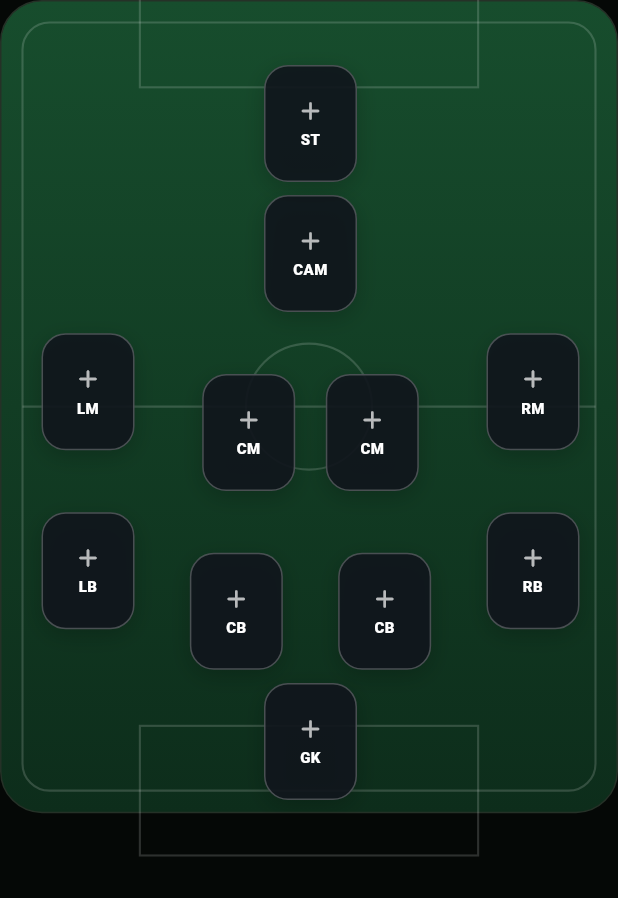
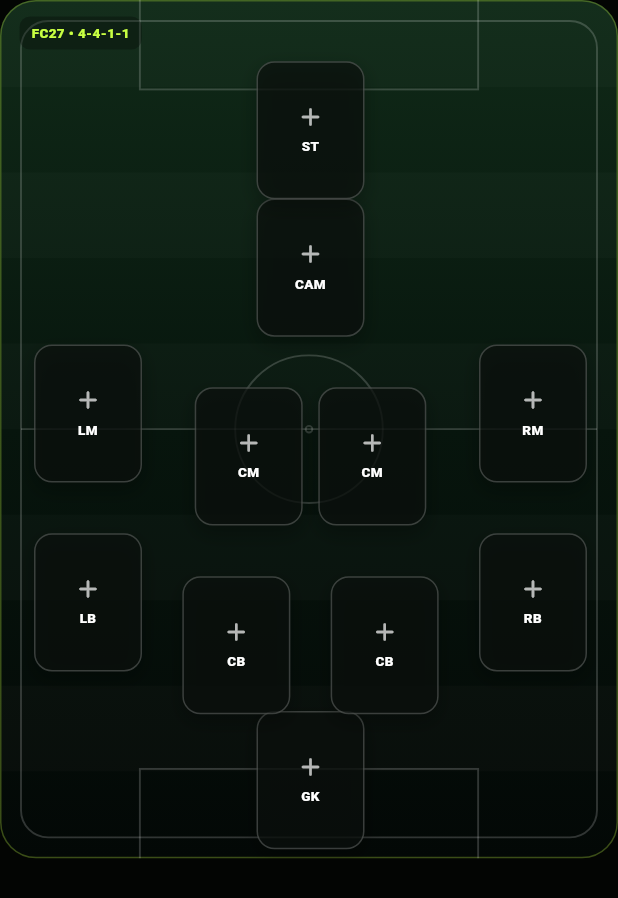
Before and after one commit to sahandse/FCbaz, a Flutter app: the _Pitch widget shown alone on an empty page, opened directly with sample values from the repository, on a phone screen of 412 x 824 dp. Shown: the top 898 px of the screen. Run offline on Flutter 3.47's test engine with Material 3 defaults, Android fonts, the phone set to English and light mode, and no system bars; our stand-ins replace flutter_local_notifications, flutter_timezone, shared_preferences, timezone; missing offline and left inert: workmanager; accounts and stored records are empty; network calls fail; statements that could not run were skipped.

Commit message:
fix(ui): finish squad pitch and FC27 polish

```diff
--- a/lib/features/squad/squad_screen.dart
+++ b/lib/features/squad/squad_screen.dart
@@ -1060,29 +1060,51 @@ class _Pitch extends StatelessWidget {
 
   @override
   Widget build(BuildContext context) {
+    final primary = Theme.of(context).colorScheme.primary;
     return AspectRatio(
-      aspectRatio: .76,
+      aspectRatio: .72,
       child: LayoutBuilder(
         builder: (context, constraints) {
+          final slotWidth = (constraints.maxWidth * .175).clamp(56.0, 72.0);
+          final slotHeight = slotWidth * 1.28;
           return Container(
+            clipBehavior: Clip.antiAlias,
             decoration: BoxDecoration(
-              borderRadius: BorderRadius.circular(28),
-              border: Border.all(color: Theme.of(context).colorScheme.outline),
+              borderRadius: BorderRadius.circular(24),
+              border: Border.all(color: primary.withValues(alpha: .28)),
               gradient: const LinearGradient(
                 begin: Alignment.topCenter,
                 end: Alignment.bottomCenter,
-                colors: [Color(0xFF174D2D), Color(0xFF0D2D1B)],
+                colors: [Color(0xFF102A18), Color(0xFF07150D), Color(0xFF030806)],
               ),
             ),
             child: Stack(
               children: [
                 const Positioned.fill(child: _PitchLines()),
+                Positioned(
+                  top: 10,
+                  left: 12,
+                  child: Container(
+                    padding: const EdgeInsets.symmetric(horizontal: 8, vertical: 4),
+                    decoration: BoxDecoration(
+                      color: Colors.black.withValues(alpha: .28),
+                      borderRadius: BorderRadius.circular(7),
+                    ),
+                    child: Text(
+                      'FC27 • ${formation.name}',
+                      textDirection: TextDirection.ltr,
+                      style: TextStyle(color: primary, fontSize: 9, fontWeight: FontWeight.w900),
+                    ),
+                  ),
+                ),
                 for (final slot in formation.slots)
                   Positioned(
-                    left: constraints.maxWidth * slot.x - 31,
-                    top: constraints.maxHeight * slot.y - 39,
-                    width: 62,
-                    height: 78,
+                    left: (constraints.maxWidth * slot.x - slotWidth / 2)
+                        .clamp(5.0, constraints.maxWidth - slotWidth - 5),
+                    top: (constraints.maxHeight * slot.y - slotHeight / 2)
+                        .clamp(24.0, constraints.maxHeight - slotHeight - 7),
+                    width: slotWidth,
+                    height: slotHeight,
                     child: _SlotCard(
                       slot: slot,
                       player: playersBySlot[slot.id],
@@ -1110,42 +1132,31 @@ class _Pitch extends StatelessWidget {
 
 class _PitchLines extends StatelessWidget {
   const _PitchLines();
-
   @override
-  Widget build(BuildContext context) {
-    return CustomPaint(painter: _PitchPainter());
-  }
+  Widget build(BuildContext context) => CustomPaint(painter: _PitchPainter());
 }
 
 class _PitchPainter extends CustomPainter {
   @override
   void paint(Canvas canvas, Size size) {
+    final stripe = Paint()..color = Colors.white.withValues(alpha: .018);
+    final stripeHeight = size.height / 10;
+    for (var i = 0; i < 10; i += 2) {
+      canvas.drawRect(Rect.fromLTWH(0, i * stripeHeight, size.width, stripeHeight), stripe);
+    }
     final paint = Paint()
-      ..color = Colors.white.withValues(alpha: .16)
+      ..color = Colors.white.withValues(alpha: .18)
       ..style = PaintingStyle.stroke
-      ..strokeWidth = 1.4;
-
-    final rect = Rect.fromLTWH(14, 14, size.width - 28, size.height - 28);
+      ..strokeWidth = 1.25;
+    final rect = Rect.fromLTWH(13, 13, size.width - 26, size.height - 26);
     canvas.drawRRect(RRect.fromRectAndRadius(rect, const Radius.circular(18)), paint);
-    canvas.drawLine(
-      Offset(14, size.height / 2),
-      Offset(size.width - 14, size.height / 2),
-      paint,
-    );
-    canvas.drawCircle(Offset(size.width / 2, size.height / 2), 42, paint);
-
-    final topBox = Rect.fromCenter(
-      center: Offset(size.width / 2, 14),
-      width: size.width * .55,
-      height: size.height * .16,
-    );
-    final bottomBox = Rect.fromCenter(
-      center: Offset(size.width / 2, size.height - 14),
-      width: size.width * .55,
-      height: size.height * .16,
-    );
-    canvas.drawRect(topBox, paint);
-    canvas.drawRect(bottomBox, paint);
+    canvas.drawLine(Offset(13, size.height / 2), Offset(size.width - 13, size.height / 2), paint);
+    canvas.drawCircle(Offset(size.width / 2, size.height / 2), size.width * .12, paint);
+    canvas.drawCircle(Offset(size.width / 2, size.height / 2), 2.2, paint);
+    final boxW = size.width * .55;
+    final boxH = size.height * .16;
+    canvas.drawRect(Rect.fromCenter(center: Offset(size.width / 2, 13), width: boxW, height: boxH), paint);
+    canvas.drawRect(Rect.fromCenter(center: Offset(size.width / 2, size.height - 13), width: boxW, height: boxH), paint);
   }
 
   @override
@@ -1172,91 +1183,74 @@ class _SlotCard extends StatelessWidget {
   @override
   Widget build(BuildContext context) {
     final primary = Theme.of(context).colorScheme.primary;
-
+    final filled = player != null;
     return Material(
       color: Colors.transparent,
       child: InkWell(
         onTap: onTap,
-        onLongPress: player == null ? null : onRemove,
-        borderRadius: BorderRadius.circular(16),
+        onLongPress: filled ? onRemove : null,
+        borderRadius: BorderRadius.circular(12),
         child: Container(
-          padding: const EdgeInsets.all(5),
+          padding: const EdgeInsets.fromLTRB(4, 4, 4, 5),
           decoration: BoxDecoration(
-            color: const Color(0xE610151C),
-            borderRadius: BorderRadius.circular(16),
+            color: filled ? const Color(0xED0A100C) : const Color(0xB30B100D),
+            borderRadius: BorderRadius.circular(12),
             border: Border.all(
-              color: player == null
-                  ? Colors.white.withValues(alpha: .24)
-                  : primary.withValues(alpha: .72),
+              color: filled ? primary.withValues(alpha: .62) : Colors.white.withValues(alpha: .20),
             ),
             boxShadow: const [
-              BoxShadow(
-                blurRadius: 12,
-                color: Color(0x33000000),
-                offset: Offset(0, 4),
-              ),
+              BoxShadow(blurRadius: 10, color: Color(0x44000000), offset: Offset(0, 5)),
             ],
           ),
-          child: player == null
-              ? Column(
+          child: filled ? _filled(primary) : _empty(),
+        ),
+      ),
+    );
+  }
+
+  Widget _empty() => Column(
         mainAxisAlignment: MainAxisAlignment.center,
         children: [
           const Icon(Icons.add_rounded, color: Colors.white70, size: 20),
-                    const SizedBox(height: 2),
-                    Text(
-                      slot.position,
-                      style: const TextStyle(
-                        color: Colors.white,
-                        fontSize: 10,
-                        fontWeight: FontWeight.w900,
+          const SizedBox(height: 3),
+          Text(slot.position, maxLines: 1, style: const TextStyle(color: Colors.white, fontSize: 9, fontWeight: FontWeight.w900)),
+        ],
+      );
+
+  Widget _filled(Color primary) => Column(
+        children: [
+          Row(
+            children: [
+              Text(player!.rating > 0 ? '${player!.rating}' : '—', style: const TextStyle(color: Colors.white, fontSize: 11, fontWeight: FontWeight.w900)),
+              const Spacer(),
+              Text(player!.position, textDirection: TextDirection.ltr, style: const TextStyle(color: Colors.white70, fontSize: 7, fontWeight: FontWeight.w900)),
+            ],
           ),
-                    ),
-                  ],
-                )
-              : Column(
-                  children: [
           Expanded(
             child: player!.imageUrl.isEmpty
-                          ? const Icon(Icons.person_rounded, color: Colors.white, size: 28)
+                ? const Center(child: Icon(Icons.person_rounded, color: Colors.white54, size: 28))
                 : Image.network(
                     player!.imageUrl,
                     fit: BoxFit.contain,
-                              errorBuilder: (_, __, ___) => const Icon(
-                                Icons.person_rounded,
-                                color: Colors.white,
-                                size: 28,
+                    alignment: Alignment.bottomCenter,
+                    errorBuilder: (_, __, ___) => const Center(child: Icon(Icons.person_rounded, color: Colors.white54, size: 28)),
                   ),
           ),
+          SizedBox(
+            height: 12,
+            child: FittedBox(
+              fit: BoxFit.scaleDown,
+              child: Text(player!.name, maxLines: 1, textDirection: TextDirection.ltr, style: const TextStyle(color: Colors.white, fontSize: 8, fontWeight: FontWeight.w900)),
             ),
+          ),
+          if (config != null && (config!.role.isNotEmpty || config!.chemistryStyle != 'Basic'))
             Text(
-                      player!.name,
+              [if (config!.role.isNotEmpty) config!.role, if (config!.chemistryStyle != 'Basic') config!.chemistryStyle].join(' • '),
               maxLines: 1,
               overflow: TextOverflow.ellipsis,
-                      textAlign: TextAlign.center,
-                      style: const TextStyle(
-                        color: Colors.white,
-                        fontSize: 8,
-                        fontWeight: FontWeight.w800,
+              textDirection: TextDirection.ltr,
+              style: const TextStyle(color: Colors.white54, fontSize: 5.5),
             ),
-                    ),
-                    if (config != null &&
-                        (config!.role.isNotEmpty ||
-                            config!.chemistryStyle != 'Basic')) ...[
-                      const SizedBox(height: 1),
-                      Text(
-                        [
-                          if (config!.role.isNotEmpty) config!.role,
-                          if (config!.chemistryStyle != 'Basic')
-                            config!.chemistryStyle,
-                        ].join(' • '),
-                        maxLines: 1,
-                        overflow: TextOverflow.ellipsis,
-                        style: const TextStyle(
-                          color: Colors.white70,
-                          fontSize: 6.5,
-                        ),
-                      ),
-                    ],
           const SizedBox(height: 2),
           Row(
             mainAxisAlignment: MainAxisAlignment.center,
@@ -1266,19 +1260,12 @@ class _SlotCard extends StatelessWidget {
                 width: 5,
                 height: 5,
                 margin: const EdgeInsets.symmetric(horizontal: 1),
-                          decoration: BoxDecoration(
-                            shape: BoxShape.circle,
-                            color: i < chemistry ? primary : Colors.white24,
-                          ),
+                decoration: BoxDecoration(shape: BoxShape.circle, color: i < chemistry ? primary : Colors.white24),
               ),
             ),
           ),
         ],
-                ),
-        ),
-      ),
       );
-  }
 }
 
 class _PlayerPicker extends StatefulWidget {
--- a/lib/src/theme/fcbaz_theme.dart
+++ b/lib/src/theme/fcbaz_theme.dart
@@ -1,9 +1,9 @@
 import 'package:flutter/material.dart';
 
 class FCBazTheme {
-  static const darkBackground = Color(0xFF050806);
-  static const darkSurface = Color(0xFF0B100D);
-  static const darkSurfaceHigh = Color(0xFF121A15);
+  static const darkBackground = Color(0xFF030503);
+  static const darkSurface = Color(0xFF080C09);
+  static const darkSurfaceHigh = Color(0xFF101711);
   static const primaryGreen = Color(0xFFC8FF42);
   static const accentBlue = Color(0xFF7DEBFF);
   static const warning = Color(0xFFFFD76A);
@@ -104,7 +104,7 @@ class FCBazTheme {
         space: 1,
       ),
       navigationBarTheme: NavigationBarThemeData(
-        height: 64,
+        height: 62,
         elevation: 0,
         backgroundColor: const Color(0xFF090D0A),
         surfaceTintColor: Colors.transparent,
@@ -137,7 +137,7 @@ class FCBazTheme {
         scrolledUnderElevation: 0,
         backgroundColor: background,
         surfaceTintColor: Colors.transparent,
-        toolbarHeight: 58,
+        toolbarHeight: 56,
         titleTextStyle: TextStyle(
           color: scheme.onSurface,
           fontSize: 18,
--- a/pubspec.yaml
+++ b/pubspec.yaml
@@ -1,7 +1,7 @@
 name: fcbaz
 description: FCBaz - Persian FC27 companion for Android
 publish_to: "none"
-version: 1.8.0+31
+version: 1.8.1+32
 
 environment:
   sdk: ">=3.9.0 <4.0.0"
```
Lines whose indentation alone changed are shown as unchanged.
